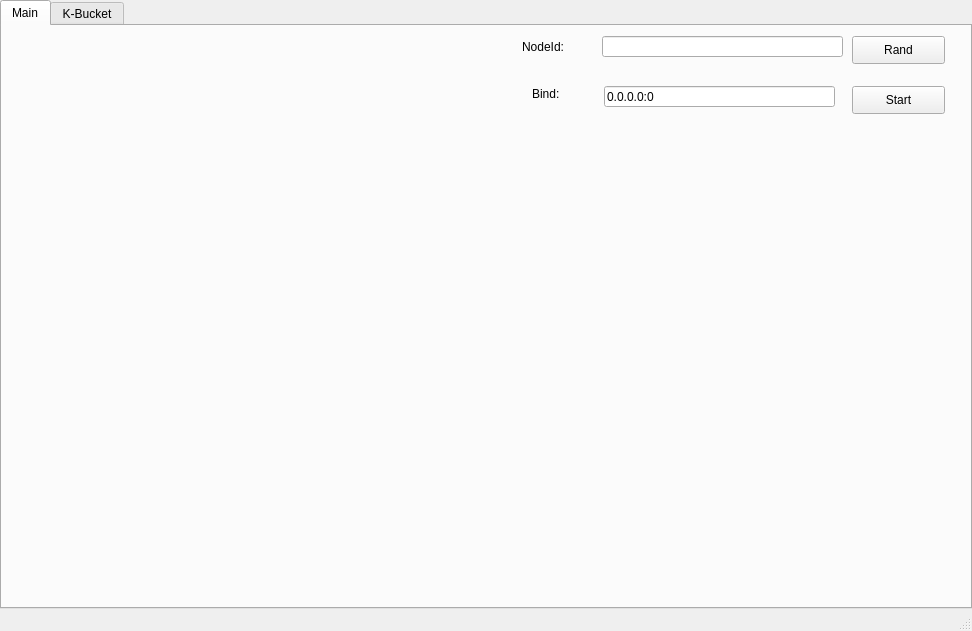
This is main.ui in BusyStudent/DHT as Qt 5 draws it before an edit. The edited form follows.
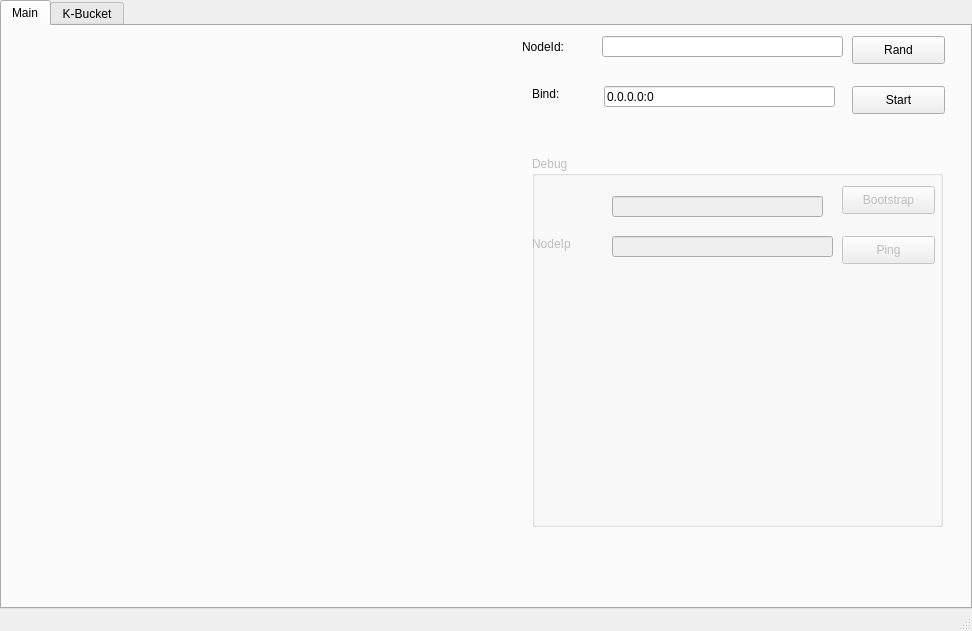
This is the edited form.

Diff of the .ui file:
```diff
--- a/main.ui
+++ b/main.ui
@@ -111,6 +111,81 @@
          <string>Start</string>
         </property>
        </widget>
+       <widget class="QGroupBox" name="groupBox">
+        <property name="enabled">
+         <bool>false</bool>
+        </property>
+        <property name="geometry">
+         <rect>
+          <x>530</x>
+          <y>130</y>
+          <width>411</width>
+          <height>371</height>
+         </rect>
+        </property>
+        <property name="title">
+         <string>Debug</string>
+        </property>
+        <widget class="QPushButton" name="bootstrapButton">
+         <property name="geometry">
+          <rect>
+           <x>310</x>
+           <y>30</y>
+           <width>93</width>
+           <height>28</height>
+          </rect>
+         </property>
+         <property name="text">
+          <string>Bootstrap</string>
+         </property>
+        </widget>
+        <widget class="QPushButton" name="pingButton">
+         <property name="geometry">
+          <rect>
+           <x>310</x>
+           <y>80</y>
+           <width>93</width>
+           <height>28</height>
+          </rect>
+         </property>
+         <property name="text">
+          <string>Ping</string>
+         </property>
+        </widget>
+        <widget class="QLineEdit" name="pingEdit">
+         <property name="geometry">
+          <rect>
+           <x>80</x>
+           <y>80</y>
+           <width>221</width>
+           <height>21</height>
+          </rect>
+         </property>
+        </widget>
+        <widget class="QLabel" name="label_3">
+         <property name="geometry">
+          <rect>
+           <x>0</x>
+           <y>80</y>
+           <width>72</width>
+           <height>15</height>
+          </rect>
+         </property>
+         <property name="text">
+          <string>NodeIp</string>
+         </property>
+        </widget>
+        <widget class="QLineEdit" name="bootstrapEdit">
+         <property name="geometry">
+          <rect>
+           <x>80</x>
+           <y>40</y>
+           <width>211</width>
+           <height>21</height>
+          </rect>
+         </property>
+        </widget>
+       </widget>
       </widget>
       <widget class="QWidget" name="tab_2">
        <attribute name="title">
```
